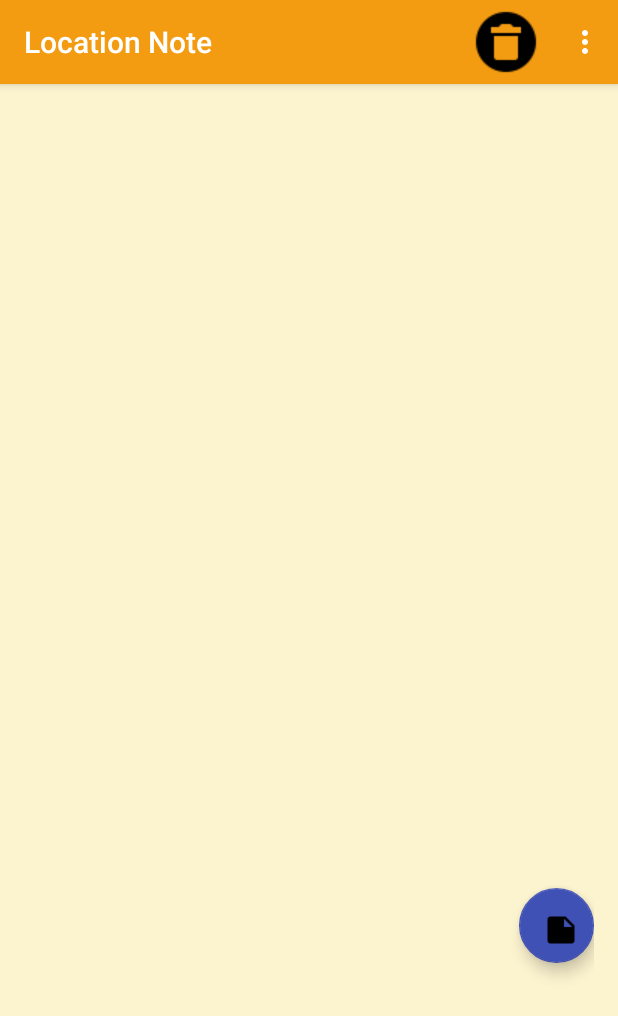
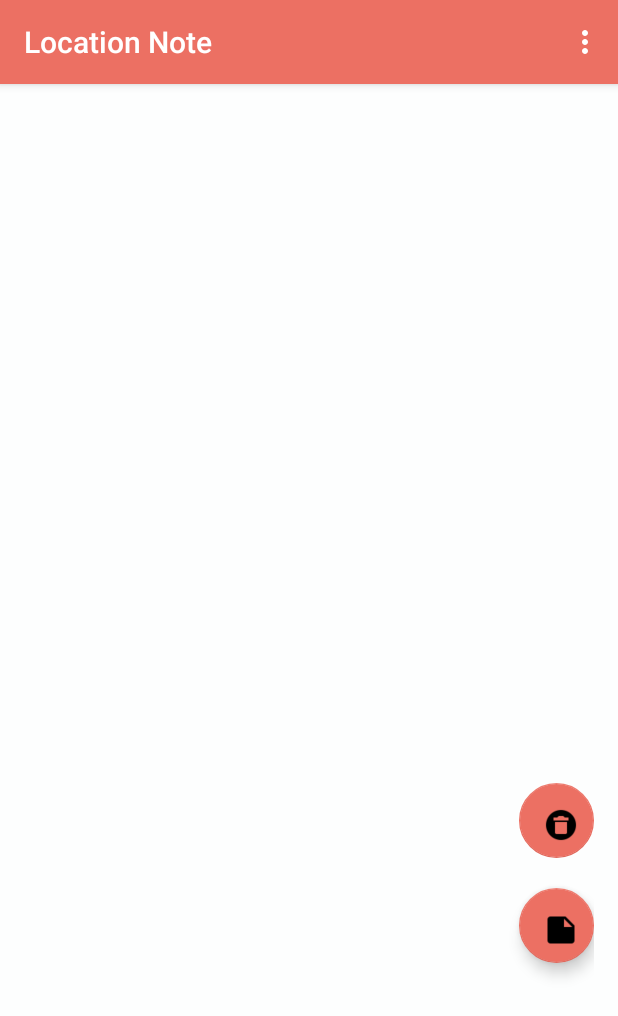
Before and after one commit to ashwinir20/Note_POC, an Android app: the screen it shows after launch (MainActivity), on a phone screen of 412 x 824 dp. Shown: the top 1016 px of the screen. Run offline under Robolectric (Android 15) with nearby library versions, the phone set to English and light mode, and no system bars.

Commit message:
Layout changes

```diff
--- a/app/src/main/java/com/example/ashwinirajagopal/locationnote/DBHelper.java
+++ b/app/src/main/java/com/example/ashwinirajagopal/locationnote/DBHelper.java
@@ -12,7 +12,7 @@ public class DBHelper extends SQLiteOpenHelper {
 
     //Constants for db name and version
     private static final String DATABASE_NAME = "locationote.db";
-    private static final int DATABASE_VERSION = 1;
+    private static final int DATABASE_VERSION = 2;
 
     //Constants for identifying table and columns
     public static final String TABLE_LOCATION_NOTE = "LocationNote";
@@ -49,7 +49,7 @@ public class DBHelper extends SQLiteOpenHelper {
     @Override
     public void onUpgrade(SQLiteDatabase db, int oldVersion, int newVersion) {
 
-        db.execSQL("DROP TABLE IF EXISTS"+TABLE_LOCATION_NOTE);
+        db.execSQL("DROP TABLE IF EXISTS "+TABLE_LOCATION_NOTE);
         onCreate(db);
 
     }
--- a/app/src/main/java/com/example/ashwinirajagopal/locationnote/MainActivity.java
+++ b/app/src/main/java/com/example/ashwinirajagopal/locationnote/MainActivity.java
@@ -7,6 +7,7 @@ import android.database.sqlite.SQLiteDatabase;
 import android.os.Bundle;
 import android.support.design.widget.FloatingActionButton;
 import android.support.design.widget.Snackbar;
+import android.widget.AdapterView;
 import android.widget.GridView;
 import android.app.LoaderManager;
 import android.widget.SimpleCursorAdapter;
@@ -22,6 +23,7 @@ import android.widget.GridView;
 import android.widget.CursorAdapter;
 import android.content.CursorLoader;
 import android.content.Loader;
+import android.widget.Toast;
 
 
 public class MainActivity extends AppCompatActivity implements LoaderManager.LoaderCallbacks<Cursor>
@@ -39,11 +41,6 @@ public class MainActivity extends AppCompatActivity implements LoaderManager.Loa
         Toolbar toolbar = (Toolbar) findViewById(R.id.toolbar);
         setSupportActionBar(toolbar);
 
-        for(int i=0;i<4;i++) {
-
-            insertNote("Note"+i);
-        }
-
         Cursor cursor = getContentResolver().query(NotesContentProvider.CONTENT_URI,
                 DBHelper.COLUMNS,null,null,null,null);
 
@@ -52,9 +49,28 @@ public class MainActivity extends AppCompatActivity implements LoaderManager.Loa
 
         cursorAdapter = new SimpleCursorAdapter(this,android.R.layout.simple_list_item_1,cursor,text,columns,0);
 
-        GridView gridView = (GridView)findViewById(R.id.gridview);
+        ListView gridView = (ListView)findViewById(R.id.listView);
 
         gridView.setAdapter(cursorAdapter);
+
+
+
+        gridView.setOnItemClickListener(new AdapterView.OnItemClickListener(){
+
+
+            @Override
+            public void onItemClick(AdapterView parent,View view,int pos, long id){
+
+                Intent intent = new Intent(MainActivity.this,EditorActivity.class);
+
+                //rpimary key of the selected item
+                Uri uri = Uri.parse(NotesContentProvider.CONTENT_URI + "/" + id);
+
+                intent.putExtra(NotesContentProvider.CONTENT,uri);
+
+                startActivityForResult(intent,EDITOR_REQUEST_CODE);
+            }
+        });
 
     }
 
@@ -102,6 +118,13 @@ public class MainActivity extends AppCompatActivity implements LoaderManager.Loa
 
     }
 
+    public void deleteNote(View view){
+
+        Toast.makeText(this,"Under Implementation!",Toast.LENGTH_SHORT).show();
+
+
+    }
+
 
     @Override
     public void onActivityResult(int reqCode,int resCode, Intent data){
--- a/app/src/main/java/com/example/ashwinirajagopal/locationnote/NotesContentProvider.java
+++ b/app/src/main/java/com/example/ashwinirajagopal/locationnote/NotesContentProvider.java
@@ -48,6 +48,12 @@ public class NotesContentProvider extends ContentProvider {
     @Override
     public Cursor query(Uri uri, String[] projection, String selection, String[] selectionArgs, String sortOrder) {
 
+
+        if(uriMatcher.match(uri) == NOTES_ID){
+
+            selection= DBHelper.ID+ "=" +uri.getLastPathSegment();
+        }
+
         return  database.query(DBHelper.TABLE_LOCATION_NOTE,DBHelper.COLUMNS,selection,null,null,null,
                             DBHelper.NOTE_CREATED + " desc");
 
--- a/app/src/main/res/layout/activity_editor.xml
+++ b/app/src/main/res/layout/activity_editor.xml
@@ -16,7 +16,7 @@
             android:id="@+id/toolbar"
             android:layout_width="match_parent"
             android:layout_height="?attr/actionBarSize"
-            android:background="#F39C12"
+            android:background="#EC7063"
             app:popupTheme="@style/AppTheme.PopupOverlay" />
 
     </android.support.design.widget.AppBarLayout>
--- a/app/src/main/res/layout/activity_main.xml
+++ b/app/src/main/res/layout/activity_main.xml
@@ -16,21 +16,10 @@
             android:id="@+id/toolbar"
             android:layout_width="match_parent"
             android:layout_height="?attr/actionBarSize"
-            android:background="#F39C12"
+            android:background="#EC7063"
             app:popupTheme="@style/AppTheme.PopupOverlay" >
 
-            <ImageButton
-                android:layout_width="wrap_content"
-                android:layout_height="wrap_content"
-                android:onClick="deleteNote"
-                android:paddingLeft="0dp"
-                android:paddingRight="0dp"
-                android:paddingTop="0dp"
-                android:paddingBottom="0dp"
-                android:background="#F39C12"
-                android:layout_marginLeft="180dp"
-                android:src="@drawable/delete_note"
-                />
+
 
 
         </android.support.v7.widget.Toolbar>
--- a/app/src/main/res/layout/content_editor.xml
+++ b/app/src/main/res/layout/content_editor.xml
@@ -6,8 +6,6 @@
     android:layout_height="match_parent"
     app:layout_behavior="@string/appbar_scrolling_view_behavior"
     tools:layout="@layout/activity_editor"
-
-
     >
 
     <EditText
@@ -19,6 +17,7 @@
         android:layout_alignParentStart="true"
         android:layout_alignParentBottom="true"
         android:layout_alignParentEnd="true"
-        android:backgroundTint="#17202A"
+        android:hint="Type your note..."
+        android:background="#FDFEFE"
         />
 </RelativeLayout>
--- a/app/src/main/res/layout/content_main.xml
+++ b/app/src/main/res/layout/content_main.xml
@@ -10,19 +10,21 @@
     android:paddingTop="@dimen/activity_vertical_margin"
     app:layout_behavior="@string/appbar_scrolling_view_behavior"
     tools:context="com.example.ashwinirajagopal.locationnote.MainActivity"
-    android:background="#FCF3CF"
+    android:background="#FDFEFE"
     tools:showIn="@layout/activity_main">
 
 
-    <GridView xmlns:android="http://schemas.android.com/apk/res/android"
-        android:id="@+id/gridview"
+    <ListView xmlns:android="http://schemas.android.com/apk/res/android"
+        android:id="@+id/listView"
         android:layout_width="match_parent"
+        android:paddingRight="20dp"
+        android:paddingLeft="20dp"
+        android:clipToPadding="true"
+        android:fitsSystemWindows="true"
+        android:stretchMode="columnWidth"
+        android:dividerHeight="3dp"
+        android:divider="@color/divider"
         android:layout_height="match_parent"
-        android:columnWidth="150dp"
-        android:numColumns="auto_fit"
-        android:verticalSpacing="30dp"
-        android:horizontalSpacing="10dp"
-        android:stretchMode="columnWidth"
         android:gravity="center"
         android:clickable="true"
         />
@@ -38,10 +40,26 @@
         android:paddingTop="0dp"
         android:paddingBottom="0dp"
         android:text="New Note"
-        android:background="#FCF3CF"
         android:onClick="openEditor"
         android:id="@+id/add_note"
+        app:backgroundTint="#EC7063"
         android:src="@drawable/note"
+        />
+
+    <android.support.design.widget.FloatingActionButton
+        android:layout_width="wrap_content"
+        android:layout_height="wrap_content"
+        android:onClick="deleteNote"
+        android:paddingLeft="0dp"
+        android:paddingRight="0dp"
+        android:paddingTop="0dp"
+        android:paddingBottom="0dp"
+        android:layout_marginLeft="330dp"
+        android:layout_marginTop="450dp"
+        app:elevation="0dp"
+        app:pressedTranslationZ="0dp"
+        app:backgroundTint="#EC7063"
+        android:src="@drawable/delete_note"
         />
 
 
--- a/app/src/main/res/values/colors.xml
+++ b/app/src/main/res/values/colors.xml
@@ -3,4 +3,5 @@
     <color name="colorPrimary">#3F51B5</color>
     <color name="colorPrimaryDark">#303F9F</color>
     <color name="colorAccent">#FF4081</color>
+    <color name="divider">#FADBD8</color>
 </resources>
```
Also changed, not shown: app/src/main/java/com/example/ashwinirajagopal/locationnote/EditorActivity.java (+55 -0 lines).
